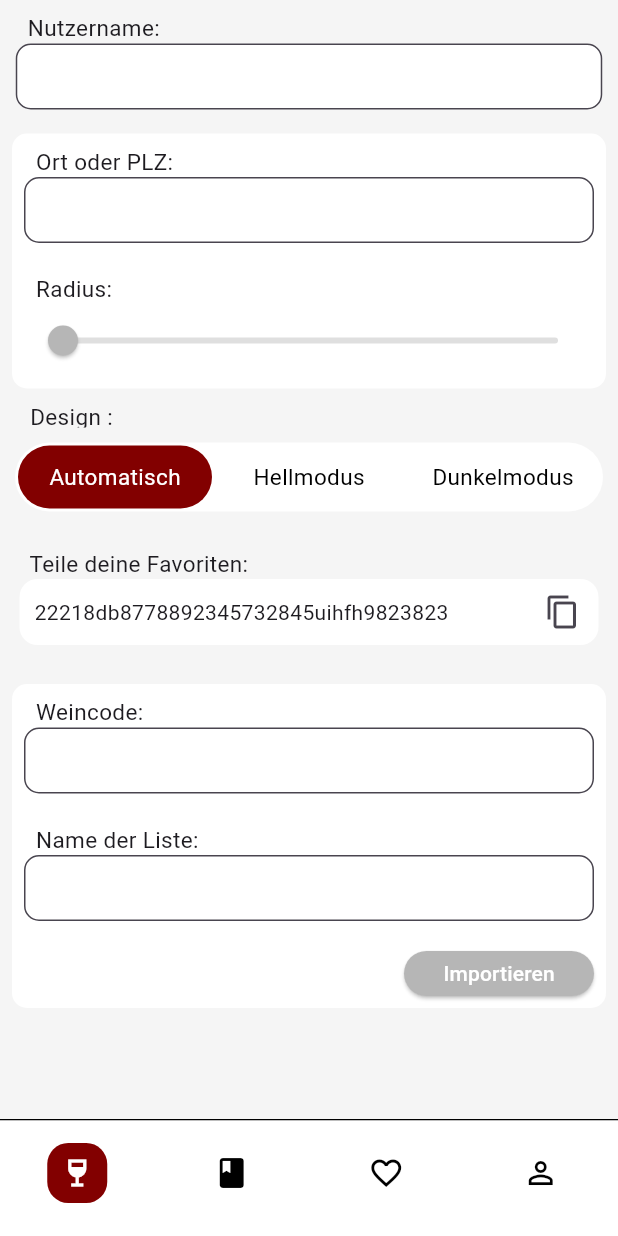
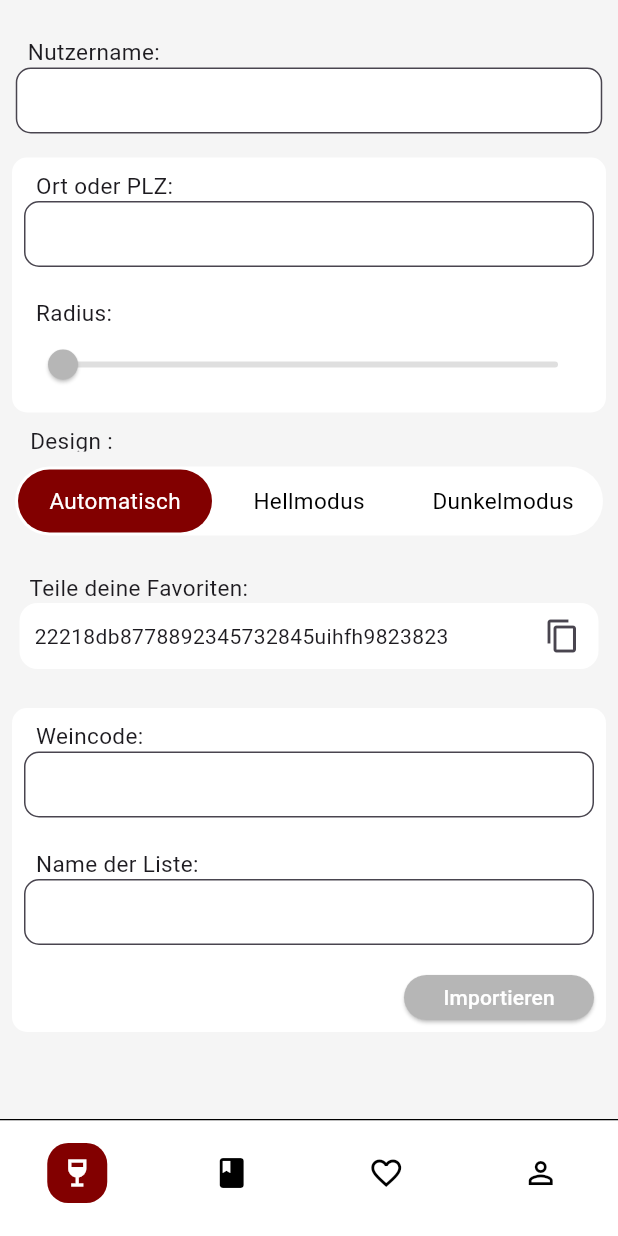
Before and after one commit to Sauttets/VinoVeritas, a Flutter app: the SettingsPage screen opened by its route, on a phone screen of 412 x 824 dp. Run offline on Flutter 3.47's test engine with Material 3 defaults, Android fonts, the phone set to English and light mode, and no system bars; our stand-ins replace go_router.

Commit message:
added fact page, fixed fact, moved settings page, fixed navbar-keyboard issue

```diff
--- a/lib/app_router.dart
+++ b/lib/app_router.dart
@@ -1,7 +1,7 @@
 import 'package:flutter/material.dart';
 import 'package:go_router/go_router.dart';
-import 'package:vinoveritas/src/features/facts_feature/widgets/wine_facts_page.dart';
-import 'package:vinoveritas/src/features/settings_feature/widgets/settings_page.dart';
+import 'package:vinoveritas/src/screens/settings_page.dart';
+import 'package:vinoveritas/src/screens/lexikon_page.dart';
 
 final GoRouter router = GoRouter(
   routes: [
@@ -15,7 +15,7 @@ final GoRouter router = GoRouter(
     ),
     GoRoute(
       path: '/page1',
-      builder: (context, state) => const WineFactsPage(),
+      builder: (context, state) => const LexiconPage(fact: 'Some fact'),
     ),
     GoRoute(
       path: '/page2',
--- a/lib/main.dart
+++ b/lib/main.dart
@@ -16,6 +16,7 @@ class MyApp extends StatelessWidget {
         routerConfig: app_router.router,
         builder: (context, router) {
           return Scaffold(
+            resizeToAvoidBottomInset: false,
             body: Stack(
               children: [
                 Positioned.fill(
--- a/lib/src/features/facts_feature/widgets/expandable_wine_facts_list.dart
+++ b/lib/src/features/facts_feature/widgets/expandable_wine_facts_list.dart
@@ -3,8 +3,9 @@ import 'package:vinoveritas/src/features/facts_feature/widgets/expandable_wine_f
 
 class WineFactsTab extends StatelessWidget {
   final List<Map<String, String>> wineFacts;
+  final int tabIndex;
 
-  const WineFactsTab({super.key, required this.wineFacts});
+  const WineFactsTab({super.key, required this.wineFacts, required this.tabIndex});
 
   @override
   Widget build(BuildContext context) {
@@ -12,6 +13,7 @@ class WineFactsTab extends StatelessWidget {
       itemCount: wineFacts.length,
       itemBuilder: (context, index) {
         return ExpandableWineFactCard(
+          key: ValueKey('$tabIndex-$index'),
           title: wineFacts[index]['title']!,
           content: wineFacts[index]['content']!,
         );
--- a/lib/src/features/settings_feature/widgets/settings_page.dart
+++ /dev/null
@@ -1,61 +0,0 @@
-import 'package:flutter/material.dart';
-import 'package:vinoveritas/src/features/settings_feature/widgets/import_favorites.dart';
-import 'package:vinoveritas/src/features/settings_feature/widgets/location_settings.dart';
-import 'package:vinoveritas/src/features/settings_feature/widgets/set_username.dart';
-import 'package:vinoveritas/src/features/settings_feature/widgets/design_selector.dart';
-import 'package:vinoveritas/src/features/settings_feature/widgets/share_favorites.dart';
-import 'package:vinoveritas/util/app_colors.dart';
-
-class SettingsPage extends StatefulWidget {
-  const SettingsPage({super.key});
-
-  @override
-  SettingsPageState createState() => SettingsPageState();
-}
-
-class SettingsPageState extends State<SettingsPage> {
-  int selectedIndex = 0;
-
-  @override
-  Widget build(BuildContext context) {
-    return Scaffold(
-      backgroundColor: AppColors.backgroundColor,
-      body: SingleChildScrollView(
-        child: Padding(
-          padding: EdgeInsets.only(
-            bottom: MediaQuery.of(context).viewInsets.bottom,
-          ),
-          child: Column(
-            children: [
-              const Padding(
-                padding: EdgeInsets.all(8.0),
-                child: SetUsername(),
-              ),
-              const Padding(
-                padding: EdgeInsets.all(8.0),
-                child: SetLocation(),
-              ),
-              DesignSelector(
-                selectedIndex: selectedIndex,
-                onTabSelected: (index) {
-                  setState(() {
-                    selectedIndex = index;
-                  });
-                },
-              ),
-              const Padding(
-                padding: EdgeInsets.all(8.0),
-                child: DisplayAndCopyText(
-                    text: '22218db8778892345732845uihfh9823823'),
-              ),
-              const Padding(
-                padding: EdgeInsets.all(8.0),
-                child: NewWidget(),
-              ),
-            ],
-          ),
-        ),
-      ),
-    );
-  }
-}
--- /dev/null
+++ b/lib/src/screens/settings_page.dart
@@ -0,0 +1,64 @@
+import 'package:flutter/material.dart';
+import 'package:vinoveritas/src/features/settings_feature/widgets/import_favorites.dart';
+import 'package:vinoveritas/src/features/settings_feature/widgets/location_settings.dart';
+import 'package:vinoveritas/src/features/settings_feature/widgets/set_username.dart';
+import 'package:vinoveritas/src/features/settings_feature/widgets/design_selector.dart';
+import 'package:vinoveritas/src/features/settings_feature/widgets/share_favorites.dart';
+import 'package:vinoveritas/util/app_colors.dart';
+
+class SettingsPage extends StatefulWidget {
+  const SettingsPage({super.key});
+
+  @override
+  SettingsPageState createState() => SettingsPageState();
+}
+
+class SettingsPageState extends State<SettingsPage> {
+  int selectedIndex = 0;
+
+  @override
+  Widget build(BuildContext context) {
+    return Scaffold(
+      backgroundColor: AppColors.backgroundColor,
+      body: SafeArea(
+        child: SingleChildScrollView(
+          child: Padding(
+            padding: EdgeInsets.only(
+              top: 16.0, // Add padding above the content
+              bottom: MediaQuery.of(context).viewInsets.bottom,
+            ),
+            child: Column(
+              children: [
+                const Padding(
+                  padding: EdgeInsets.all(8.0),
+                  child: SetUsername(),
+                ),
+                const Padding(
+                  padding: EdgeInsets.all(8.0),
+                  child: SetLocation(),
+                ),
+                DesignSelector(
+                  selectedIndex: selectedIndex,
+                  onTabSelected: (index) {
+                    setState(() {
+                      selectedIndex = index;
+                    });
+                  },
+                ),
+                const Padding(
+                  padding: EdgeInsets.all(8.0),
+                  child: DisplayAndCopyText(
+                      text: '22218db8778892345732845uihfh9823823'),
+                ),
+                const Padding(
+                  padding: EdgeInsets.all(8.0),
+                  child: NewWidget(),
+                ),
+              ],
+            ),
+          ),
+        ),
+      ),
+    );
+  }
+}
```
Also changed, not shown: lib/src/features/facts_feature/widgets/static_wine_facts.dart (renamed from lib/src/features/facts_feature/widgets/wine_facts_page.dart, +6 -5 lines), lib/src/features/facts_feature/widgets/wine_fact_card.dart (+22 -17 lines), lib/src/screens/lexikon_page.dart (added, +33 -0 lines).
